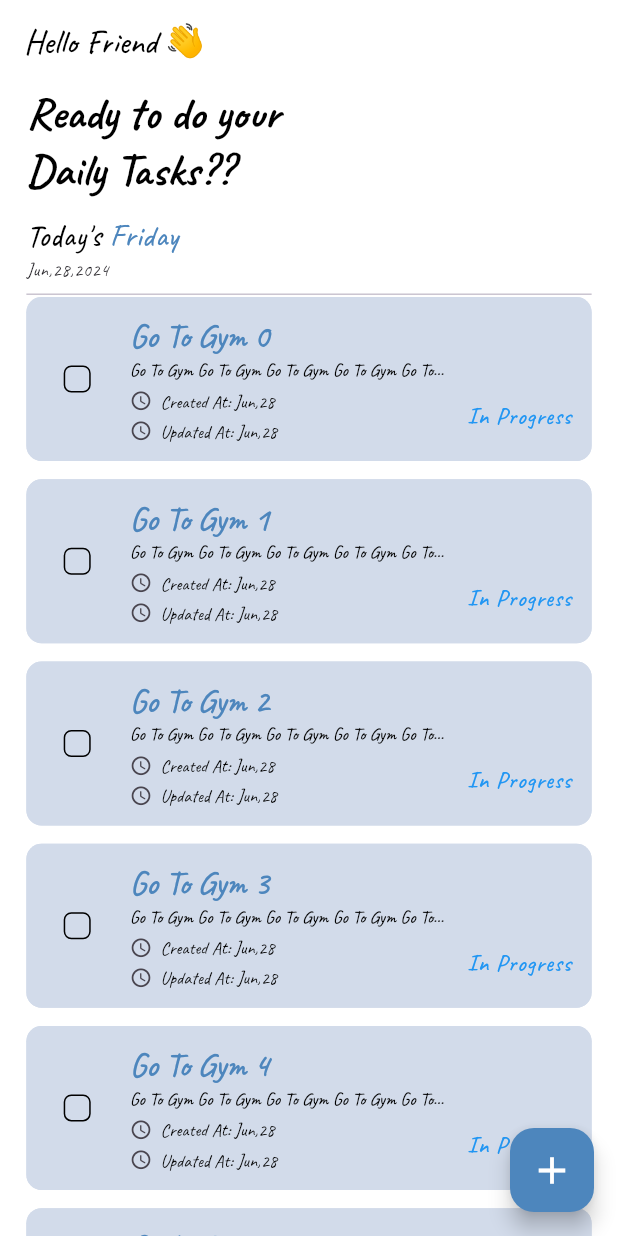
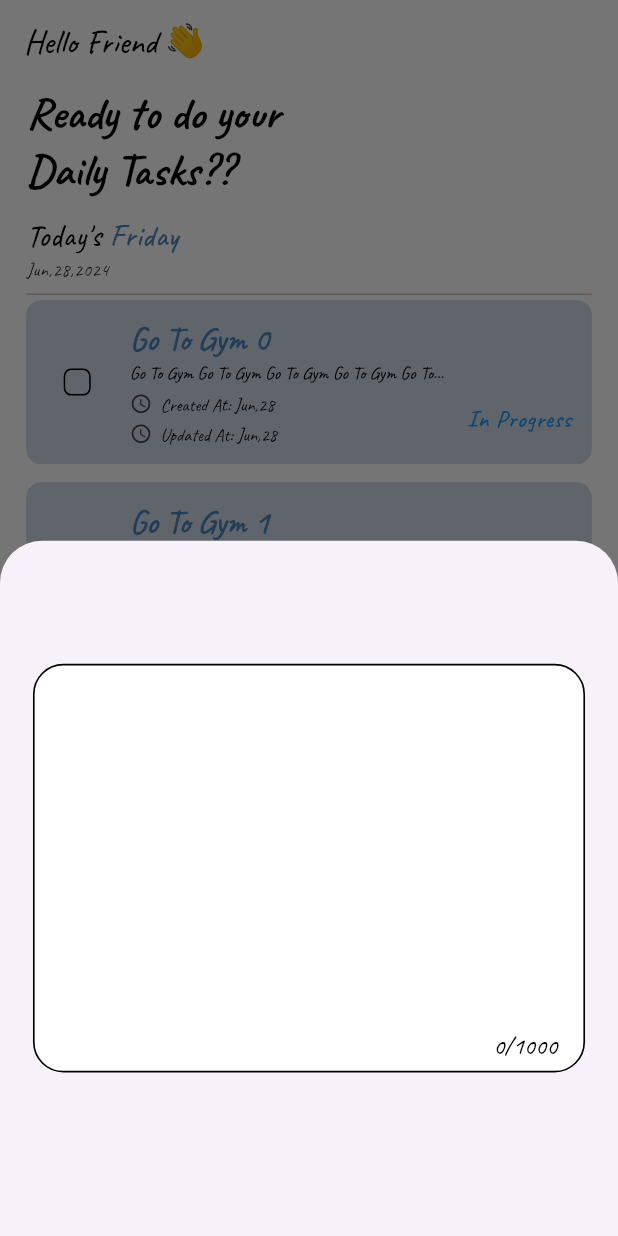
Before and after one commit to AhmedHusseinHafez/todo_app, a Flutter app: the screen it shows after launch, after a tap on the "add" icon, on a phone screen of 412 x 824 dp. Run offline on Flutter 3.47's test engine with Material 3 defaults, Android fonts, the phone set to English and light mode, and no system bars; our stand-ins replace connectivity_plus, dio, flutter_bloc, flutter_screenutil, flutter_svg, fluttertoast and 4 more; missing offline and left inert: dio_smart_retry; generated files the repository leaves out were written again.

```diff
--- a/lib/src/core/resources/color_manager.dart
+++ b/lib/src/core/resources/color_manager.dart
@@ -7,6 +7,7 @@ class ColorManager {
   static const Color white = Colors.white;
   static const Color blue = Colors.blue;
   static const Color green = Colors.green;
+  static const Color red= Colors.red;
 
 
   // static const LinearGradient primaryGradient3 = LinearGradient(
--- a/lib/src/core/resources/theme_manager.dart
+++ b/lib/src/core/resources/theme_manager.dart
@@ -3,6 +3,7 @@ import 'package:flutter_screenutil/flutter_screenutil.dart';
 import 'package:todo_app/src/core/resources/color_manager.dart';
 import 'package:todo_app/src/core/resources/font_manager.dart';
 import 'package:todo_app/src/core/resources/style_manager.dart';
+import 'package:todo_app/src/core/resources/values_manager.dart';
 
 mixin AppTheme implements ThemeData {
   static ThemeData get kLightTheme => ThemeData(
@@ -64,39 +65,35 @@ mixin AppTheme implements ThemeData {
 
         fontFamily: FontConstants.defaultFontFamily,
 
-        //!TextTheme
+        ///!TextTheme
         textTheme: _myTextTheme(),
 
-        // textSelectionTheme: const TextSelectionThemeData(
-        //   cursorColor: ColorManager.secondary,
-        //   selectionColor: ColorManager.secondary,
-        //   selectionHandleColor: ColorManager.secondary,
-        // ),
 
-        // //! TFF Theme
-        // inputDecorationTheme: InputDecorationTheme(
-        //   contentPadding: EdgeInsets.symmetric(
-        //     horizontal: AppPadding.p16.w,
-        //     vertical: AppPadding.p16.h,
-        //   ),
 
-        //   filled: true,
-        //   fillColor: ColorManager.jetBlack,
+        ///! TFF Theme
+        inputDecorationTheme: InputDecorationTheme(
+          contentPadding: EdgeInsets.symmetric(
+            horizontal: AppPadding.p16.w,
+            vertical: AppPadding.p16.h,
+          ),
 
-        //   hintStyle: _getTFFFontStyle(),
-        //   labelStyle: _getTFFFontStyle(),
-        //   errorStyle: _getTFFFontStyle(error: true),
-        //   //enabledBorder the border before click on field
-        //   enabledBorder: _getTFFBorderStyle(),
-        //   //focusedBorder the border after click on field
-        //   focusedBorder: _getTFFBorderStyle(color: ColorManager.secondary),
-        //   errorBorder: _getTFFBorderStyle(color: ColorManager.brightRed),
-        //   focusedErrorBorder: _getTFFBorderStyle(),
-        //   // disabledBorder: _getTFFBorderStyle(),
-        //   border: _getTFFBorderStyle(),
-        //   // iconColor: ColorManager.secondary,
-        //   // suffixIconColor: ColorManager.secondary,
-        // ),
+          filled: true,
+          fillColor: ColorManager.white,
+
+          hintStyle: _getTFFFontStyle(),
+          labelStyle: _getTFFFontStyle(),
+          errorStyle: _getTFFFontStyle(error: true),
+          //enabledBorder the border before click on field
+          enabledBorder: _getTFFBorderStyle(),
+          //focusedBorder the border after click on field
+          focusedBorder: _getTFFBorderStyle(color: ColorManager.primary),
+          errorBorder: _getTFFBorderStyle(color: ColorManager.red),
+          focusedErrorBorder: _getTFFBorderStyle(),
+          // disabledBorder: _getTFFBorderStyle(),
+          border: _getTFFBorderStyle(),
+          // iconColor: ColorManager.secondary,
+          // suffixIconColor: ColorManager.secondary,
+        ),
 
         // textButtonTheme: TextButtonThemeData(
         //   style: ButtonStyle(
@@ -149,21 +146,6 @@ mixin AppTheme implements ThemeData {
           horizontalTitleGap: 10.w,
         ),
 
-        //! Bottom Nav Bar Theme
-        // bottomNavigationBarTheme: BottomNavigationBarThemeData(
-        //   selectedLabelStyle:
-        //       StyleManager.getRegularStyle(fontSize: FontSize.s12),
-        //   unselectedLabelStyle:
-        //       StyleManager.getRegularStyle(fontSize: FontSize.s12),
-        //   backgroundColor: ColorManager.richBlack,
-        //   showSelectedLabels: true,
-        //   showUnselectedLabels: true,
-        //   selectedItemColor: ColorManager.secondary,
-        //   unselectedItemColor: ColorManager.charcoalGray,
-        //   type: BottomNavigationBarType.fixed,
-        //   elevation: 0,
-        // ),
-
         // //! Checkbox Theme
         checkboxTheme: CheckboxThemeData(
           side: const BorderSide(width: 1),
@@ -174,29 +156,29 @@ mixin AppTheme implements ThemeData {
         ),
       );
 
-  // static TextStyle _getTFFFontStyle({bool? error}) {
-  //   return error ?? false
-  //       ? StyleManager.getRegularStyle(
-  //           color: ColorManager.brightRed,
-  //           fontSize: FontSize.s13,
-  //         )
-  //       : StyleManager.getRegularStyle(
-  //           color: ColorManager.whiteWithOpacity30,
-  //           fontSize: FontSize.s13,
-  //         );
-  // }
+  static TextStyle _getTFFFontStyle({bool? error}) {
+    return error ?? false
+        ? StyleManager.getRegularStyle(
+            color: ColorManager.red,
+            fontSize: FontSize.s13,
+          )
+        : StyleManager.getRegularStyle(
+            color: ColorManager.white,
+            fontSize: FontSize.s13,
+          );
+  }
 
-  // static InputBorder _getTFFBorderStyle({Color? color}) {
-  //   return OutlineInputBorder(
-  //     borderSide: BorderSide(
-  //       color: color ?? ColorManager.deepCharcoal,
-  //       width: 1.w,
-  //     ),
-  //     borderRadius: BorderRadius.circular(
-  //       100.r,
-  //     ),
-  //   );
-  // }
+  static InputBorder _getTFFBorderStyle({Color? color}) {
+    return OutlineInputBorder(
+      borderSide: BorderSide(
+        color: color ?? ColorManager.black,
+        width: 1.w,
+      ),
+      borderRadius: BorderRadius.circular(
+        20.r,
+      ),
+    );
+  }
 
   ///!TextTheme
   static TextTheme _myTextTheme() {
--- a/lib/src/features/home/presentation/screens/home.dart
+++ b/lib/src/features/home/presentation/screens/home.dart
@@ -5,6 +5,7 @@ import 'package:todo_app/src/core/resources/color_manager.dart';
 import 'package:todo_app/src/core/resources/strings_manager.dart';
 import 'package:todo_app/src/core/resources/values_manager.dart';
 import 'package:todo_app/src/features/home/presentation/widgets/list_tile_widget.dart';
+import 'package:todo_app/src/features/home/presentation/widgets/text_field.dart';
 import 'package:todo_app/src/features/home/presentation/widgets/top_section.dart';
 
 class HomePage extends StatefulWidget {
@@ -23,7 +24,17 @@ class _HomePageState extends State<HomePage> {
       body: _body(context),
       floatingActionButton: FloatingActionButton(
         child: const Icon(Icons.add),
-        onPressed: () {},
+        onPressed: () {
+          showModalBottomSheet(
+            context: context,
+            builder: (context) => Container(
+              padding: EdgeInsets.symmetric(horizontal: 20.w),
+              width: double.infinity,
+              height: .8.sh,
+              child: Center(child: TaskTextField()),
+            ),
+          );
+        },
       ),
     );
   }
@@ -45,7 +56,7 @@ class _HomePageState extends State<HomePage> {
   Widget _top() {
     return Container(
       color: ColorManager.white,
-      height: 140.h,
+      height: 142.h,
       child: const Column(
         children: [
           TopSection(),
--- /dev/null
+++ b/lib/src/features/home/presentation/widgets/text_field.dart
@@ -0,0 +1,241 @@
+import 'package:flutter/material.dart';
+import 'package:flutter/services.dart';
+import 'package:flutter_screenutil/flutter_screenutil.dart';
+import 'package:todo_app/src/core/resources/color_manager.dart';
+
+class TaskTextField extends StatelessWidget {
+  const TaskTextField({
+    super.key,
+    this.controller,
+    this.validator,
+    this.hint,
+  });
+  final TextEditingController? controller;
+  final String? Function(String?)? validator;
+  final String? hint;
+  @override
+  Widget build(BuildContext context) {
+    return DefaultTextFieldWidget(
+      controller: controller,
+      keyboardType: TextInputType.multiline,
+      hint: hint ?? 'T',
+      maxLines: 8,
+      maxLength: 1000,
+      decoration: InputDecoration(
+        errorStyle: const TextStyle(color: ColorManager.black),
+        hintText: hint,
+        // hintStyle: StyleManager.greySemiBold12,
+        alignLabelWithHint: true,
+      ),
+      validator: validator,
+      buildCounter: (context,
+          {required currentLength, required isFocused, maxLength}) {
+        return Container(
+          transform: Matrix4.translationValues(3, -33, 0),
+          child: Text("$currentLength/$maxLength"),
+        );
+      },
+    );
+  }
+}
+
+class DefaultTextFieldWidget extends StatefulWidget {
+  const DefaultTextFieldWidget({
+    super.key,
+    required this.hint,
+    this.prefixIcon,
+    this.crossAxisAlignment,
+    this.controller,
+    this.textInputAction,
+    this.onChanged,
+    this.onSubmitted,
+    this.keyboardType,
+    this.border,
+    this.maxLines,
+    this.startPadding,
+    this.validator,
+    this.inputFormatters,
+    this.textDirection,
+    this.textAlign,
+    this.valid,
+    this.suffixIcon,
+    this.isPassword,
+    this.hintStyle,
+    this.hintTextDirection,
+    this.prefixIconHeight,
+    this.prefixIconWidth,
+    this.contentPadding,
+    this.errorMaxLines,
+    this.errorTextHeight,
+    this.maxLength,
+    this.buildCounter,
+    this.decoration,
+    this.initialValue,
+  });
+
+  final String hint;
+  final dynamic prefixIcon;
+  final CrossAxisAlignment? crossAxisAlignment;
+  final TextEditingController? controller;
+  final TextInputAction? textInputAction;
+  final void Function(String)? onChanged;
+  final void Function(String)? onSubmitted;
+  final TextInputType? keyboardType;
+  final InputBorder? border;
+  final int? maxLines;
+  final double? startPadding;
+  final String? Function(String?)? validator;
+  final List<FilteringTextInputFormatter>? inputFormatters;
+  final TextDirection? textDirection;
+  final TextAlign? textAlign;
+  final bool? valid;
+  final Widget? suffixIcon;
+  final bool? isPassword;
+  final TextStyle? hintStyle;
+  final TextDirection? hintTextDirection;
+  final double? prefixIconHeight;
+  final double? prefixIconWidth;
+  final EdgeInsetsGeometry? contentPadding;
+  final int? errorMaxLines;
+  final double? errorTextHeight;
+  final int? maxLength;
+  final Widget? Function(BuildContext,
+      {required int currentLength,
+      required bool isFocused,
+      required int? maxLength})? buildCounter;
+  final InputDecoration? decoration;
+  final String? initialValue;
+
+  @override
+  State<DefaultTextFieldWidget> createState() => _DefaultTextFieldWidgetState();
+}
+
+class _DefaultTextFieldWidgetState extends State<DefaultTextFieldWidget> {
+  bool _obscureText = true;
+
+  @override
+  void initState() {
+    super.initState();
+  }
+
+  @override
+  Widget build(BuildContext context) {
+    return TextFormField(
+      initialValue: widget.initialValue,
+      obscureText: widget.isPassword == true ? _obscureText : false,
+      onTapOutside: (event) => FocusScope.of(context).unfocus(),
+      validator: widget.validator,
+      controller: widget.controller,
+      textInputAction: widget.textInputAction,
+      keyboardType: widget.keyboardType,
+      // style: getRegularStyle(
+      //   color: ColorManager.black,
+      //   fontSize: 14.spMin,
+      // ),
+      onChanged: widget.onChanged,
+      onFieldSubmitted: widget.onSubmitted,
+      textDirection:
+          widget.keyboardType == TextInputType.phone ? TextDirection.ltr : null,
+      textAlign: widget.textAlign ?? TextAlign.start,
+      maxLines: widget.maxLines ?? 1,
+      inputFormatters: widget.keyboardType == TextInputType.number ||
+              widget.keyboardType == TextInputType.phone
+          ? [FilteringTextInputFormatter.allow(RegExp('[0-9+]'))]
+          : [],
+      decoration: widget.decoration ??
+          InputDecoration(
+            errorStyle:
+                TextStyle(height: widget.errorTextHeight, color: Colors.black),
+            errorMaxLines: widget.maxLines,
+            suffixIcon: widget.suffixIcon ?? _buildSuffixIcon(),
+            contentPadding: widget.contentPadding,
+            border: _border,
+            errorBorder: _border,
+            enabledBorder: _border,
+            focusedBorder: _border,
+            disabledBorder: _border,
+            focusedErrorBorder: _border,
+            hintText: widget.hint,
+            hintTextDirection: widget.hintTextDirection,
+            hintStyle: widget.hintStyle,
+          ),
+      maxLength: widget.maxLength,
+      buildCounter: widget.buildCounter,
+    );
+  }
+
+  InputBorder get _border =>
+      widget.border ??
+      OutlineInputBorder(
+        borderRadius: BorderRadius.circular(50.r),
+        borderSide: BorderSide(
+          color: ColorManager.black,
+        ),
+      );
+
+  _buildSuffixIcon() {
+    if (widget.isPassword == true) {
+      return _buildVisibilityIcon();
+    } else if (widget.valid == true) {
+      return _buildValidIcon();
+    } else if (widget.valid == false) {
+      return _buildInvalidIcon();
+    } else {
+      return null;
+    }
+  }
+
+  Widget _buildValidIcon() {
+    return Row(
+      mainAxisSize: MainAxisSize.min,
+      children: [
+        Container(
+            padding: EdgeInsets.all(2.w),
+            decoration: BoxDecoration(
+                shape: BoxShape.circle, color: ColorManager.green),
+            child: Icon(
+              Icons.check,
+              color: ColorManager.white,
+              size: 10.w,
+            )),
+      ],
+    );
+  }
+
+  Widget _buildInvalidIcon() {
+    return Row(
+      mainAxisSize: MainAxisSize.min,
+      children: [
+        Container(
+            padding: EdgeInsets.all(2.w),
+            decoration: const BoxDecoration(
+                shape: BoxShape.circle, color: Colors.red),
+            child: Icon(
+              Icons.close,
+              color: ColorManager.white,
+              size: 10.w,
+            )),
+      ],
+    );
+  }
+
+  Widget _buildVisibilityIcon() {
+    return GestureDetector(
+      onTap: () {
+        setState(() {
+          _obscureText = !_obscureText;
+        });
+      },
+      child: Padding(
+        padding: EdgeInsetsDirectional.only(end: 20.w),
+        child: Icon(
+          _obscureText
+              ? Icons.visibility_off_outlined
+              : Icons.visibility_outlined,
+          color: Colors.grey,
+          size: 16.w,
+        ),
+      ),
+    );
+  }
+}
```
Also changed, not shown: 1 other file.
